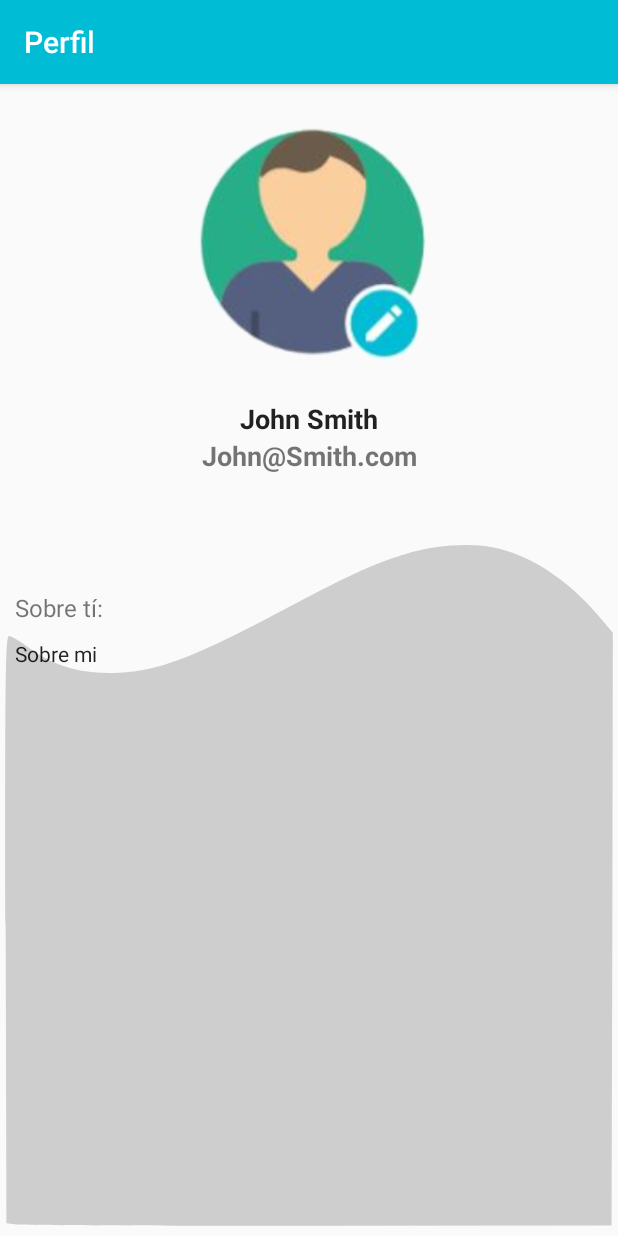
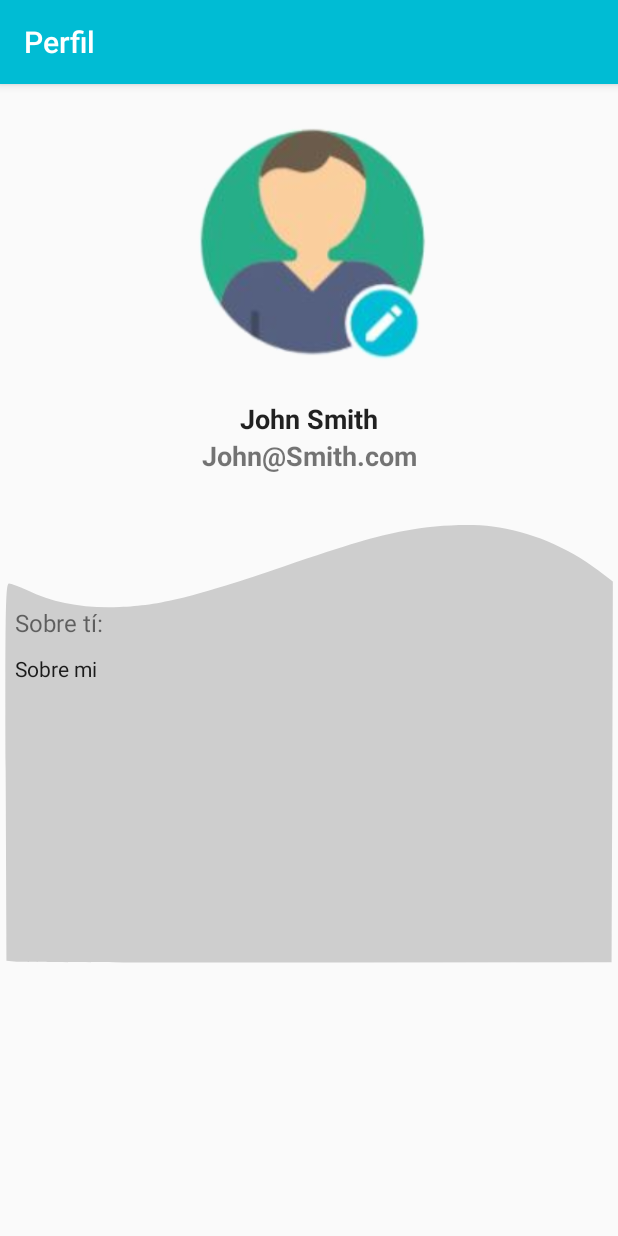
Before and after one commit to cgershen/prog, an Android app: the ProfileActivity screen opened directly, with no data from a screen before it, on a phone screen of 412 x 824 dp. Run offline under Robolectric (Android 15) with nearby library versions, the phone set to English and light mode, and no system bars; our stand-ins replace ButterKnife; pictures from the network do not load.

Commit message:
Update activity_profile.xml

```diff
--- a/front/Android/PumaRide/app/src/main/res/layout/activity_profile.xml
+++ b/front/Android/PumaRide/app/src/main/res/layout/activity_profile.xml
@@ -1,5 +1,7 @@
-<LinearLayout xmlns:android="http://schemas.android.com/apk/res/android"
-    xmlns:app="http://schemas.android.com/apk/res-auto"
+<ScrollView xmlns:android="http://schemas.android.com/apk/res/android"
+    android:layout_width="fill_parent"
+    android:layout_height="fill_parent">
+<LinearLayout xmlns:app="http://schemas.android.com/apk/res-auto"
     xmlns:tools="http://schemas.android.com/tools"
     android:id="@+id/fragment_profile"
     android:layout_width="match_parent"
@@ -18,7 +20,7 @@
         android:padding="10dp"
         android:layout_marginBottom="5dp"
         android:src="@drawable/edit_profile"
-        android:id="@+id/logo" />
+        android:id="@+id/activity_profile_photo"/>
 
     <EditText
         android:background="@android:color/transparent"
@@ -52,7 +54,7 @@
             android:layout_width="match_parent"
             android:layout_height="wrap_content"
             android:id="@+id/fragment_profile_about_text"
-            android:layout_marginTop="68dp"
+            android:layout_marginTop="78dp"
             android:paddingLeft="10dp"
             android:textSize="16sp" />
 
@@ -68,3 +70,4 @@
 
     </LinearLayout>
 </LinearLayout>
+</ScrollView>
```
